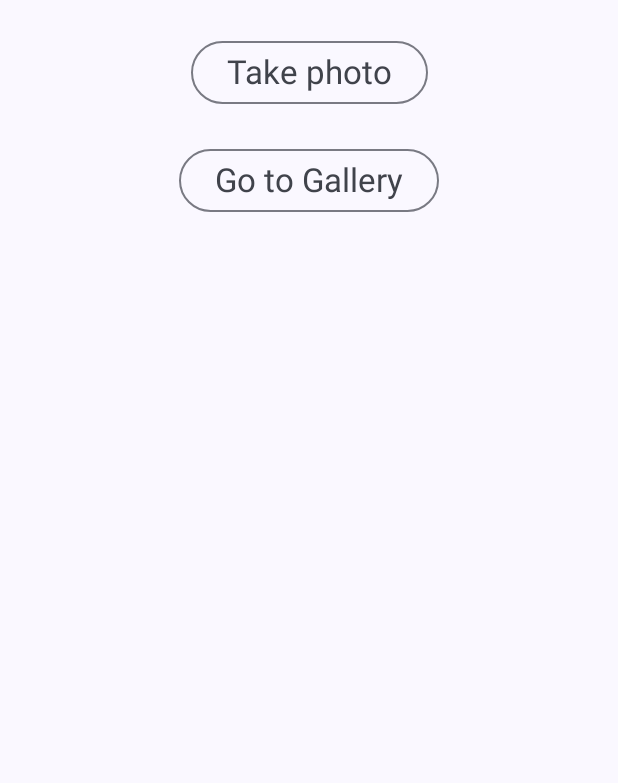
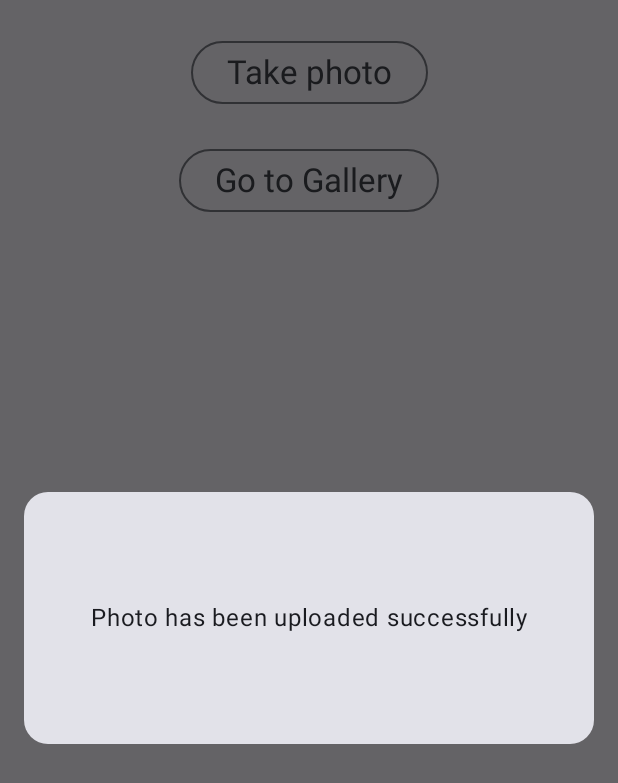
Before and after one commit to rovermore/Fottow, an Android app built with Jetpack Compose: the MainActivity screen opened directly, with no data from a screen before it, on a phone screen of 412 x 824 dp. Shown: the top 783 px of the screen. Run offline under Robolectric (Android 15) with nearby library versions, the phone set to English and light mode, and no system bars; our stand-ins replace accompanist; 2 statements that could not run were skipped.

Commit message:
adding some more UI

```diff
--- a/app/src/main/java/com/fottow/fottow/presentation/main/MainScreen.kt
+++ b/app/src/main/java/com/fottow/fottow/presentation/main/MainScreen.kt
@@ -9,7 +9,12 @@ import androidx.activity.result.contract.ActivityResultContracts
 import androidx.compose.foundation.layout.Arrangement
 import androidx.compose.foundation.layout.Column
 import androidx.compose.foundation.layout.fillMaxSize
+import androidx.compose.foundation.layout.fillMaxWidth
+import androidx.compose.foundation.layout.height
 import androidx.compose.foundation.layout.padding
+import androidx.compose.foundation.layout.wrapContentSize
+import androidx.compose.foundation.shape.RoundedCornerShape
+import androidx.compose.material3.Card
 import androidx.compose.material3.OutlinedButton
 import androidx.compose.material3.Text
 import androidx.compose.runtime.Composable
@@ -20,11 +25,16 @@ import androidx.compose.runtime.setValue
 import androidx.compose.ui.Alignment
 import androidx.compose.ui.Modifier
 import androidx.compose.ui.platform.LocalContext
+import androidx.compose.ui.text.style.TextAlign
 import androidx.compose.ui.tooling.preview.Preview
+import androidx.compose.ui.unit.dp
+import androidx.compose.ui.window.Dialog
+import androidx.lifecycle.compose.collectAsStateWithLifecycle
 import com.fottow.fottow.presentation.theme.AppTheme
 import com.fottow.fottow.presentation.theme.FottowTheme
 import com.fottow.fottow.presentation.theme.Typography
 import com.fottow.fottow.presentation.widgets.FTopBar
+import com.fottow.fottow.presentation.widgets.Loader
 import com.fottow.fottow.presentation.widgets.ScreenContainer
 import com.google.accompanist.permissions.ExperimentalPermissionsApi
 import com.google.accompanist.permissions.rememberPermissionState
@@ -35,6 +45,9 @@ import org.koin.androidx.compose.koinViewModel
 fun MainScreen(
     viewModel: MainViewModel = koinViewModel<MainViewModel>()
 ) {
+    val isLoading by viewModel.isLoading.collectAsStateWithLifecycle()
+    val updateSuccessful by viewModel.uploadSuccessful.collectAsStateWithLifecycle()
+
     val context = LocalContext.current
 
     var cameraPhotoUri by remember { mutableStateOf(value = Uri.EMPTY) }
@@ -95,6 +108,36 @@ fun MainScreen(
                 )
             }
         }
+
+        if (updateSuccessful) {
+            FDialog { viewModel.dialogDismissed() }
+        }
+
+        if (isLoading) {
+            Loader()
+        }
+
+    }
+}
+
+@Composable
+fun FDialog(onDismissRequest: () -> Unit) {
+    Dialog(onDismissRequest = { onDismissRequest() }) {
+        Card(
+            modifier = Modifier
+                .fillMaxWidth()
+                .height(200.dp)
+                .padding(16.dp),
+            shape = RoundedCornerShape(16.dp),
+        ) {
+            Text(
+                text = "Photo has been uploaded successfully",
+                modifier = Modifier
+                    .fillMaxSize()
+                    .wrapContentSize(Alignment.Center),
+                textAlign = TextAlign.Center,
+            )
+        }
     }
 }
 
--- a/app/src/main/java/com/fottow/fottow/presentation/main/MainViewModel.kt
+++ b/app/src/main/java/com/fottow/fottow/presentation/main/MainViewModel.kt
@@ -4,8 +4,12 @@ import android.net.Uri
 import androidx.lifecycle.ViewModel
 import androidx.lifecycle.viewModelScope
 import com.fottow.fottow.FileResolver
+import com.fottow.fottow.domain.base.map
+import com.fottow.fottow.domain.base.then
 import com.fottow.fottow.domain.photo.usecase.UploadPhotoUseCase
 import kotlinx.coroutines.Dispatchers
+import kotlinx.coroutines.flow.MutableStateFlow
+import kotlinx.coroutines.flow.StateFlow
 import kotlinx.coroutines.launch
 
 class MainViewModel(
@@ -13,16 +17,31 @@ class MainViewModel(
     private val updatePhotoUseCase: UploadPhotoUseCase
 ): ViewModel() {
 
+    private val _isLoading = MutableStateFlow(true)
+    val isLoading: StateFlow<Boolean> get() = _isLoading
+
+    private val _uploadSuccessful = MutableStateFlow(true)
+    val uploadSuccessful: StateFlow<Boolean> get() = _uploadSuccessful
 
     fun selectImage(uri: Uri?) {
         viewModelScope.launch(Dispatchers.IO) {
+            _isLoading.value = true
             uri?.let {
                 val imagePath = fileResolver.getRealPathFromUri(it)
                 if (imagePath != null) {
                     updatePhotoUseCase.uploadPhoto(imagePath)
+                        .map {
+                            _uploadSuccessful.value = true
+                        }.then {
+                            _isLoading.value = false
+                        }
                 }
             }
         }
     }
 
+    fun dialogDismissed() {
+        _uploadSuccessful.value = false
+    }
+
 }
```
